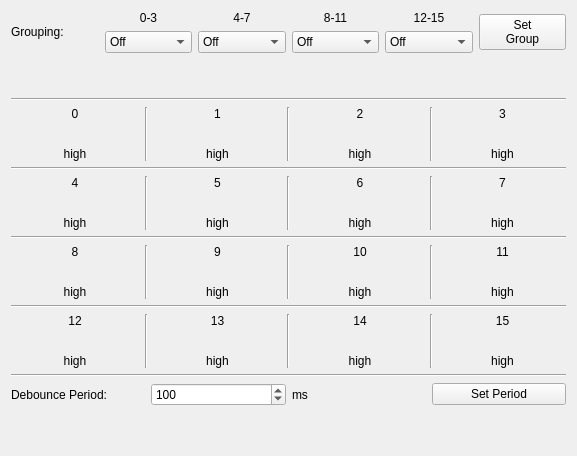
This is src/brickv/plugin_system/plugins/industrial_digital_in_4/ui/industrial_digital_in_4.ui in Tinkerforge/brickv as Qt 5 draws it before an edit. The edited form follows.
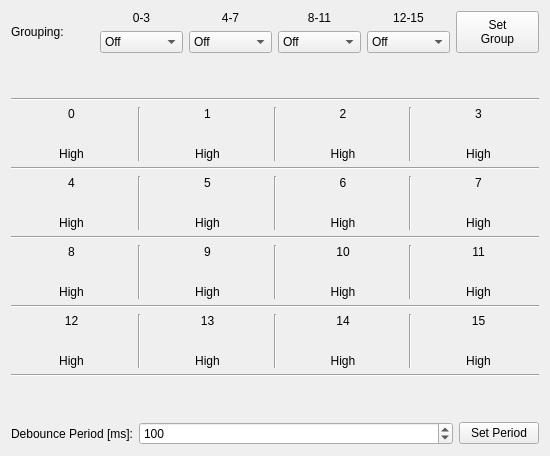
This is the edited form.

Commit message: Improve monoflop handling for Industrial Bricklets

The edit to the form file:
```diff
--- a/src/brickv/plugin_system/plugins/industrial_digital_in_4/ui/industrial_digital_in_4.ui
+++ b/src/brickv/plugin_system/plugins/industrial_digital_in_4/ui/industrial_digital_in_4.ui
@@ -6,7 +6,7 @@
    <rect>
     <x>0</x>
     <y>0</y>
-    <width>577</width>
+    <width>550</width>
     <height>456</height>
    </rect>
   </property>
@@ -197,6 +197,12 @@
      </item>
      <item>
       <widget class="QPushButton" name="set_group">
+       <property name="sizePolicy">
+        <sizepolicy hsizetype="Minimum" vsizetype="Minimum">
+         <horstretch>0</horstretch>
+         <verstretch>0</verstretch>
+        </sizepolicy>
+       </property>
        <property name="text">
         <string>Set
 Group</string>
@@ -244,12 +250,15 @@
          <property name="text">
           <string/>
          </property>
+         <property name="alignment">
+          <set>Qt::AlignCenter</set>
+         </property>
         </widget>
        </item>
        <item>
         <widget class="QLabel" name="b0">
          <property name="text">
-          <string>high</string>
+          <string>High</string>
          </property>
          <property name="alignment">
           <set>Qt::AlignCenter</set>
@@ -282,12 +291,15 @@
          <property name="text">
           <string/>
          </property>
+         <property name="alignment">
+          <set>Qt::AlignCenter</set>
+         </property>
         </widget>
        </item>
        <item>
         <widget class="QLabel" name="b1">
          <property name="text">
-          <string>high</string>
+          <string>High</string>
          </property>
          <property name="alignment">
           <set>Qt::AlignCenter</set>
@@ -320,12 +332,15 @@
          <property name="text">
           <string/>
          </property>
+         <property name="alignment">
+          <set>Qt::AlignCenter</set>
+         </property>
         </widget>
        </item>
        <item>
         <widget class="QLabel" name="b2">
          <property name="text">
-          <string>high</string>
+          <string>High</string>
          </property>
          <property name="alignment">
           <set>Qt::AlignCenter</set>
@@ -358,12 +373,15 @@
          <property name="text">
           <string/>
          </property>
+         <property name="alignment">
+          <set>Qt::AlignCenter</set>
+         </property>
         </widget>
        </item>
        <item>
         <widget class="QLabel" name="b3">
          <property name="text">
-          <string>high</string>
+          <string>High</string>
          </property>
          <property name="alignment">
           <set>Qt::AlignCenter</set>
@@ -400,12 +418,15 @@
          <property name="text">
           <string/>
          </property>
+         <property name="alignment">
+          <set>Qt::AlignCenter</set>
+         </property>
         </widget>
        </item>
        <item>
         <widget class="QLabel" name="b4">
          <property name="text">
-          <string>high</string>
+          <string>High</string>
          </property>
          <property name="alignment">
           <set>Qt::AlignCenter</set>
@@ -438,12 +459,15 @@
          <property name="text">
           <string/>
          </property>
+         <property name="alignment">
+          <set>Qt::AlignCenter</set>
+         </property>
         </widget>
        </item>
        <item>
         <widget class="QLabel" name="b5">
          <property name="text">
-          <string>high</string>
+          <string>High</string>
          </property>
          <property name="alignment">
           <set>Qt::AlignCenter</set>
@@ -476,12 +500,15 @@
          <property name="text">
           <string/>
          </property>
+         <property name="alignment">
+          <set>Qt::AlignCenter</set>
+         </property>
         </widget>
        </item>
        <item>
         <widget class="QLabel" name="b6">
          <property name="text">
-          <string>high</string>
+          <string>High</string>
          </property>
          <property name="alignment">
           <set>Qt::AlignCenter</set>
@@ -514,12 +541,15 @@
          <property name="text">
           <string/>
          </property>
+         <property name="alignment">
+          <set>Qt::AlignCenter</set>
+         </property>
         </widget>
        </item>
        <item>
         <widget class="QLabel" name="b7">
          <property name="text">
-          <string>high</string>
+          <string>High</string>
          </property>
          <property name="alignment">
           <set>Qt::AlignCenter</set>
@@ -556,12 +586,15 @@
          <property name="text">
           <string/>
          </property>
+         <property name="alignment">
+          <set>Qt::AlignCenter</set>
+         </property>
         </widget>
        </item>
        <item>
         <widget class="QLabel" name="b8">
          <property name="text">
-          <string>high</string>
+          <string>High</string>
          </property>
          <property name="alignment">
           <set>Qt::AlignCenter</set>
@@ -594,12 +627,15 @@
          <property name="text">
           <string/>
          </property>
+         <property name="alignment">
+          <set>Qt::AlignCenter</set>
+         </property>
         </widget>
        </item>
        <item>
         <widget class="QLabel" name="b9">
          <property name="text">
-          <string>high</string>
+          <string>High</string>
          </property>
          <property name="alignment">
           <set>Qt::AlignCenter</set>
@@ -632,12 +668,15 @@
          <property name="text">
           <string/>
          </property>
+         <property name="alignment">
+          <set>Qt::AlignCenter</set>
+         </property>
         </widget>
        </item>
        <item>
         <widget class="QLabel" name="b10">
          <property name="text">
-          <string>high</string>
+          <string>High</string>
          </property>
          <property name="alignment">
           <set>Qt::AlignCenter</set>
@@ -670,12 +709,15 @@
          <property name="text">
           <string/>
          </property>
+         <property name="alignment">
+          <set>Qt::AlignCenter</set>
+         </property>
         </widget>
        </item>
        <item>
         <widget class="QLabel" name="b11">
          <property name="text">
-          <string>high</string>
+          <string>High</string>
          </property>
          <property name="alignment">
           <set>Qt::AlignCenter</set>
@@ -712,12 +754,15 @@
          <property name="text">
           <string/>
          </property>
+         <property name="alignment">
+          <set>Qt::AlignCenter</set>
+         </property>
         </widget>
        </item>
        <item>
         <widget class="QLabel" name="b12">
          <property name="text">
-          <string>high</string>
+          <string>High</string>
          </property>
          <property name="alignment">
           <set>Qt::AlignCenter</set>
@@ -750,12 +795,15 @@
          <property name="text">
           <string/>
          </property>
+         <property name="alignment">
+          <set>Qt::AlignCenter</set>
+         </property>
         </widget>
        </item>
        <item>
         <widget class="QLabel" name="b13">
          <property name="text">
-          <string>high</string>
+          <string>High</string>
          </property>
          <property name="alignment">
           <set>Qt::AlignCenter</set>
@@ -788,12 +836,15 @@
          <property name="text">
           <string/>
          </property>
+         <property name="alignment">
+          <set>Qt::AlignCenter</set>
+         </property>
         </widget>
        </item>
        <item>
         <widget class="QLabel" name="b14">
          <property name="text">
-          <string>high</string>
+          <string>High</string>
          </property>
          <property name="alignment">
           <set>Qt::AlignCenter</set>
@@ -826,12 +877,15 @@
          <property name="text">
           <string/>
          </property>
+         <property name="alignment">
+          <set>Qt::AlignCenter</set>
+         </property>
         </widget>
        </item>
        <item>
         <widget class="QLabel" name="b15">
          <property name="text">
-          <string>high</string>
+          <string>High</string>
          </property>
          <property name="alignment">
           <set>Qt::AlignCenter</set>
@@ -850,11 +904,24 @@
     </widget>
    </item>
    <item>
-    <layout class="QHBoxLayout" name="horizontalLayout_3">
+    <spacer name="verticalSpacer">
+     <property name="orientation">
+      <enum>Qt::Vertical</enum>
+     </property>
+     <property name="sizeHint" stdset="0">
+      <size>
+       <width>20</width>
+       <height>40</height>
+      </size>
+     </property>
+    </spacer>
+   </item>
+   <item>
+    <layout class="QHBoxLayout" name="horizontalLayout_3" stretch="0,1,0">
      <item>
       <widget class="QLabel" name="debounce_label1">
        <property name="text">
-        <string>Debounce Period:</string>
+        <string>Debounce Period [ms]:</string>
        </property>
       </widget>
      </item>
@@ -868,13 +935,6 @@
        </property>
       </widget>
      </item>
-     <item>
-      <widget class="QLabel" name="debounce_label2">
-       <property name="text">
-        <string>ms</string>
-       </property>
-      </widget>
-     </item>
      <item>
       <widget class="QPushButton" name="debounce_go">
        <property name="text">
@@ -884,19 +944,6 @@
      </item>
     </layout>
    </item>
-   <item>
-    <spacer name="verticalSpacer">
-     <property name="orientation">
-      <enum>Qt::Vertical</enum>
-     </property>
-     <property name="sizeHint" stdset="0">
-      <size>
-       <width>20</width>
-       <height>40</height>
-      </size>
-     </property>
-    </spacer>
-   </item>
   </layout>
  </widget>
  <resources/>
```
Left out of the diff: 2 changed lines with no effect on the pictures. The commit also changes 5 other files.
